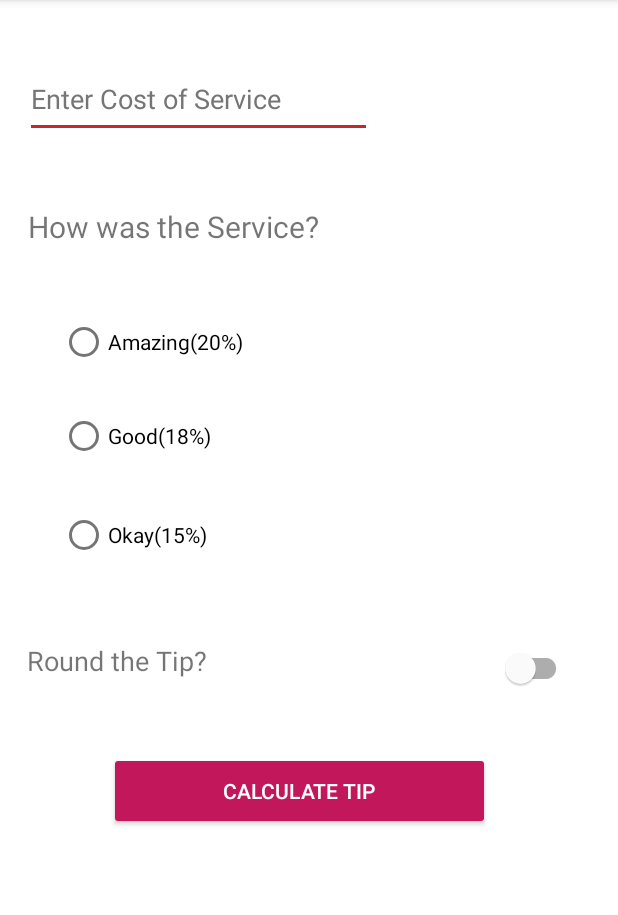
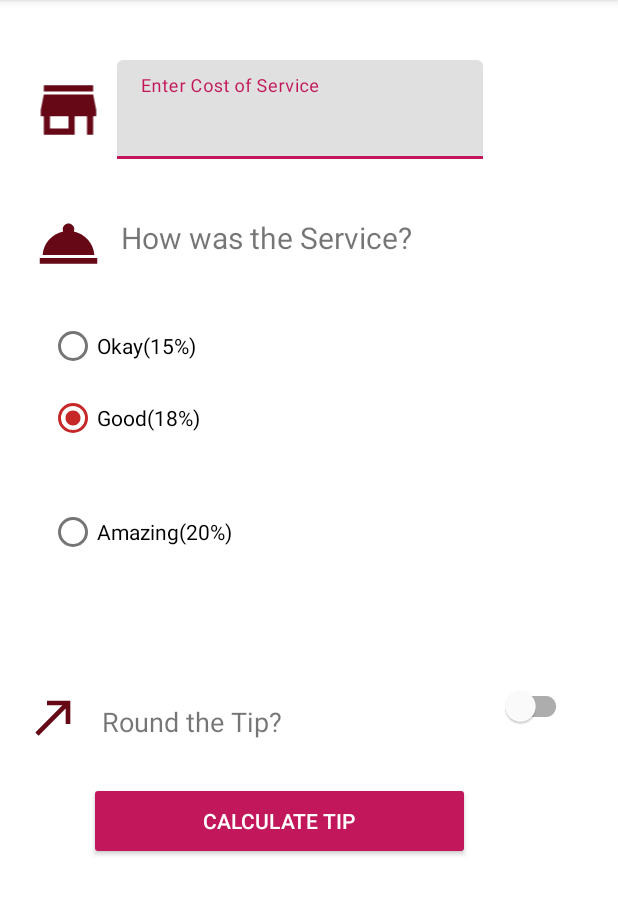
Before and after one commit to anurag-bit/GstXcalc, an Android app: the screen it shows after launch (MainActivity), on a phone screen of 412 x 824 dp, the part 84-999 px from its top. Run offline under Robolectric (Android 15) with nearby library versions, the phone set to English and light mode, and no system bars.

Commit message:
theme icon and more stuff

```diff
--- a/app/build.gradle
+++ b/app/build.gradle
@@ -12,7 +12,7 @@ android {
         targetSdk 32
         versionCode 1
         versionName "1.0"
-
+        vectorDrawables.useSupportLibrary = true
         testInstrumentationRunner "androidx.test.runner.AndroidJUnitRunner"
     }
 
@@ -39,6 +39,7 @@ dependencies {
     implementation 'androidx.core:core-ktx:1.8.0'
     implementation 'androidx.appcompat:appcompat:1.5.0'
     implementation 'com.google.android.material:material:1.6.1'
+    implementation 'com.google.android.material:material:<version>'
     implementation 'androidx.constraintlayout:constraintlayout:2.1.4'
     testImplementation 'junit:junit:4.13.2'
     androidTestImplementation 'androidx.test.ext:junit:1.1.3'
--- /dev/null
+++ b/app/src/main/res/drawable/ic_baseline_call_made_24.xml
@@ -0,0 +1,5 @@
+<vector android:height="24dp" android:tint="#670817"
+    android:viewportHeight="24" android:viewportWidth="24"
+    android:width="24dp" xmlns:android="http://schemas.android.com/apk/res/android">
+    <path android:fillColor="@android:color/white" android:pathData="M9,5v2h6.59L4,18.59 5.41,20 17,8.41V15h2V5z"/>
+</vector>
--- /dev/null
+++ b/app/src/main/res/drawable/ic_baseline_room_service_24.xml
@@ -0,0 +1,5 @@
+<vector android:height="24dp" android:tint="#670817"
+    android:viewportHeight="24" android:viewportWidth="24"
+    android:width="24dp" xmlns:android="http://schemas.android.com/apk/res/android">
+    <path android:fillColor="@android:color/white" android:pathData="M2,17h20v2L2,19zM13.84,7.79c0.1,-0.24 0.16,-0.51 0.16,-0.79 0,-1.1 -0.9,-2 -2,-2s-2,0.9 -2,2c0,0.28 0.06,0.55 0.16,0.79C6.25,8.6 3.27,11.93 3,16h18c-0.27,-4.07 -3.25,-7.4 -7.16,-8.21z"/>
+</vector>
--- /dev/null
+++ b/app/src/main/res/drawable/ic_baseline_store_24.xml
@@ -0,0 +1,5 @@
+<vector android:height="24dp" android:tint="#670817"
+    android:viewportHeight="24" android:viewportWidth="24"
+    android:width="24dp" xmlns:android="http://schemas.android.com/apk/res/android">
+    <path android:fillColor="@android:color/white" android:pathData="M20,4L4,4v2h16L20,4zM21,14v-2l-1,-5L4,7l-1,5v2h1v6h10v-6h4v6h2v-6h1zM12,18L6,18v-4h6v4z"/>
+</vector>
--- a/app/src/main/res/layout/activity_main.xml
+++ b/app/src/main/res/layout/activity_main.xml
@@ -3,14 +3,26 @@
     xmlns:app="http://schemas.android.com/apk/res-auto"
     xmlns:tools="http://schemas.android.com/tools"
     android:layout_width="match_parent"
+    android:layout_height="match_parent"
     android:padding="16dp"
-    android:layout_height="match_parent"
     tools:context=".MainActivity">
 
-    <EditText
+
+    <com.google.android.material.textfield.TextInputLayout
+        android:id="@+id/textField"
+        android:layout_width="244dp"
+        android:layout_height="66dp"
+        android:layout_marginTop="24dp"
+        android:hint="@string/none"
+        app:layout_constraintEnd_toEndOf="parent"
+        app:layout_constraintHorizontal_bias="0.455"
+        app:layout_constraintStart_toStartOf="parent"
+        app:layout_constraintTop_toTopOf="parent">
+
+        <com.google.android.material.textfield.TextInputEditText
             android:id="@+id/cost_of_service"
-        android:layout_width="231dp"
-        android:layout_height="51dp"
+            android:layout_width="match_parent"
+            android:layout_height="match_parent"
             android:autofillHints="none"
             android:hint="@string/cost_of_service"
             android:inputType="numberDecimal"
@@ -22,82 +34,76 @@
             app:layout_constraintTop_toTopOf="parent"
             app:layout_constraintVertical_bias="0.036" />
 
+    </com.google.android.material.textfield.TextInputLayout>
+
     <TextView
         android:id="@+id/service_quality"
-        android:layout_width="224dp"
-        android:layout_height="34dp"
+        android:layout_width="232dp"
+        android:layout_height="38dp"
         android:text="@string/how_was_the_service"
         android:textSize="20sp"
         app:layout_constraintBottom_toBottomOf="parent"
         app:layout_constraintEnd_toEndOf="parent"
-        app:layout_constraintHorizontal_bias="0.015"
+        app:layout_constraintHorizontal_bias="0.435"
         app:layout_constraintStart_toStartOf="parent"
         app:layout_constraintTop_toTopOf="parent"
-        app:layout_constraintVertical_bias="0.173" />
+        app:layout_constraintVertical_bias="0.184" />
 
     <RadioGroup
         android:id="@+id/radio_group_buttons"
-        android:layout_width="180dp"
-        android:layout_height="199dp"
-        android:orientation="vertical"
+        android:layout_width="291dp"
+        android:layout_height="180dp"
         android:checkedButton="@id/quality_choice_good"
         app:layout_constraintBottom_toBottomOf="parent"
         app:layout_constraintEnd_toEndOf="parent"
-        app:layout_constraintHorizontal_bias="0.025"
+        app:layout_constraintHorizontal_bias="0.008"
         app:layout_constraintStart_toStartOf="parent"
-        app:layout_constraintTop_toBottomOf="@+id/service_quality"
-        app:layout_constraintVertical_bias="0.057" />
+        app:layout_constraintTop_toTopOf="parent"
+        app:layout_constraintVertical_bias="0.343">
+
+        <RadioButton
+            android:id="@+id/quality_choice_okay"
+            android:layout_width="wrap_content"
+            android:layout_height="wrap_content"
+            android:layout_marginStart="16dp"
+            android:text="@string/okay"
+            app:layout_constraintBottom_toTopOf="parent"
+            app:layout_constraintStart_toStartOf="parent"
+            app:layout_constraintTop_toTopOf="parent" />
+
+        <RadioButton
+            android:id="@+id/quality_choice_good"
+            android:layout_width="wrap_content"
+            android:layout_height="wrap_content"
+            android:layout_marginStart="16dp"
+            android:layout_marginBottom="36dp"
+            android:text="@string/good"
+           />
 
         <RadioButton
             android:id="@+id/quality_choice_amazing"
             android:layout_width="wrap_content"
             android:layout_height="wrap_content"
-        android:layout_marginStart="24dp"
+            android:layout_marginStart="16dp"
+            android:layout_marginBottom="16dp"
+            android:minHeight="48dp"
             android:text="@string/amazing"
-        app:layout_constrainedHeight="true"
-        app:layout_constraintBaseline_toTopOf="@string/how_was_the_service"
             app:layout_constraintBottom_toBottomOf="parent"
-        app:layout_constraintStart_toStartOf="parent"
-        app:layout_constraintTop_toBottomOf="@+id/service_quality"
-        app:layout_constraintVertical_bias="0.061" />
+            app:layout_constraintStart_toStartOf="parent" />
+    </RadioGroup>
 
-    <RadioButton
-        android:id="@+id/quality_choice_good"
+    <com.google.android.material.switchmaterial.SwitchMaterial
+        android:id="@+id/approxi_switch"
         android:layout_width="wrap_content"
         android:layout_height="wrap_content"
-        android:layout_marginStart="24dp"
-        android:text="@string/good"
-        app:layout_constrainedHeight="true"
-        app:layout_constraintBaseline_toTopOf="@string/how_was_the_service"
-        app:layout_constraintBottom_toBottomOf="parent"
-        app:layout_constraintStart_toStartOf="parent"
-        app:layout_constraintTop_toBottomOf="@+id/service_quality"
-        app:layout_constraintVertical_bias="0.179" />
-
-    <RadioButton
-        android:id="@+id/quality_choice_okay"
-        android:layout_width="wrap_content"
-        android:layout_height="wrap_content"
-        android:layout_marginStart="24dp"
-        android:text="@string/okay"
-        app:layout_constrainedHeight="true"
-        app:layout_constraintBaseline_toTopOf="@string/how_was_the_service"
-        app:layout_constraintBottom_toBottomOf="parent"
-        app:layout_constraintStart_toStartOf="parent"
-        app:layout_constraintTop_toBottomOf="@+id/service_quality"
-        app:layout_constraintVertical_bias="0.303" />
-    <com.google.android.material.switchmaterial.SwitchMaterial
-        android:layout_width="wrap_content"
-        android:layout_height="wrap_content"
-        android:id="@+id/approxi_switch"
         android:minWidth="48dp"
         android:minHeight="48dp"
         app:layout_constraintBottom_toBottomOf="parent"
         app:layout_constraintEnd_toEndOf="parent"
-        app:layout_constraintHorizontal_bias="0.917"
+        app:layout_constraintHorizontal_bias="0.881"
         app:layout_constraintStart_toEndOf="@+id/round_off"
         app:layout_constraintTop_toTopOf="parent"
-        app:layout_constraintVertical_bias="0.589"/>
+        app:layout_constraintVertical_bias="0.626" />
 
     <TextView
         android:id="@+id/round_off"
@@ -107,10 +113,10 @@
         android:textSize="18sp"
         app:layout_constraintBottom_toBottomOf="parent"
         app:layout_constraintEnd_toEndOf="parent"
-        app:layout_constraintHorizontal_bias="0.009"
+        app:layout_constraintHorizontal_bias="0.229"
         app:layout_constraintStart_toStartOf="parent"
         app:layout_constraintTop_toBottomOf="@+id/radio_group_buttons"
-        app:layout_constraintVertical_bias="0.106" />
+        app:layout_constraintVertical_bias="0.241" />
 
     <androidx.appcompat.widget.AppCompatButton
         android:id="@+id/Calc_button"
@@ -121,16 +127,61 @@
         android:textColor="@color/primaryTextColor"
         app:layout_constraintBottom_toBottomOf="parent"
         app:layout_constraintEnd_toEndOf="parent"
-        app:layout_constraintHorizontal_bias="0.452"
+        app:layout_constraintHorizontal_bias="0.343"
         app:layout_constraintStart_toStartOf="parent"
         app:layout_constraintTop_toBottomOf="@+id/approxi_switch"
-        app:layout_constraintVertical_bias="0.14" />
+        app:layout_constraintVertical_bias="0.13" />
+
     <TextView
         android:id="@+id/tip_result"
         android:layout_width="wrap_content"
         android:layout_height="wrap_content"
+        android:layout_marginTop="48dp"
+        android:layout_marginEnd="140dp"
+        android:textSize="20sp"
+        android:textStyle="bold"
         app:layout_constraintEnd_toEndOf="parent"
         app:layout_constraintTop_toBottomOf="@id/Calc_button"
         tools:text="Tip Amount: $10" />
 
+    <ImageView
+        android:id="@+id/imageView"
+        android:layout_width="59dp"
+        android:layout_height="46dp"
+        android:contentDescription="@string/icon"
+        app:layout_constraintBottom_toBottomOf="parent"
+        app:layout_constraintEnd_toEndOf="parent"
+        app:layout_constraintHorizontal_bias="0.0"
+        app:layout_constraintStart_toStartOf="parent"
+        app:layout_constraintTop_toTopOf="parent"
+        app:layout_constraintVertical_bias="0.179"
+        app:srcCompat="@drawable/ic_baseline_room_service_24" />
+
+    <ImageView
+        android:id="@+id/imageView2"
+        android:contentDescription="@string/icon"
+        android:layout_width="58dp"
+        android:layout_height="49dp"
+        app:layout_constraintBottom_toBottomOf="parent"
+        app:layout_constraintEnd_toEndOf="parent"
+        app:layout_constraintHorizontal_bias="0.002"
+        app:layout_constraintStart_toStartOf="parent"
+        app:layout_constraintTop_toTopOf="parent"
+        app:layout_constraintVertical_bias="0.048"
+        app:srcCompat="@drawable/ic_baseline_store_24" />
+
+    <ImageView
+        android:id="@+id/imageView3"
+        android:contentDescription="@string/icon"
+        android:layout_width="37dp"
+        android:layout_height="37dp"
+        app:layout_constraintBottom_toBottomOf="parent"
+        app:layout_constraintEnd_toEndOf="parent"
+        app:layout_constraintEnd_toStartOf="@+id/round_off"
+        app:layout_constraintHorizontal_bias="0.074"
+        app:layout_constraintStart_toStartOf="parent"
+        app:layout_constraintTop_toBottomOf="@+id/imageView2"
+        app:layout_constraintVertical_bias="0.586"
+        app:srcCompat="@drawable/ic_baseline_call_made_24" />
+
 </androidx.constraintlayout.widget.ConstraintLayout>
--- a/app/src/main/res/values/strings.xml
+++ b/app/src/main/res/values/strings.xml
@@ -8,4 +8,6 @@
     <string name="Round_tip">Round the Tip?</string>
     <string name="calculate_tip">Calculate Tip</string>
     <string name="tip_amount">Tip Amount: %s</string>
+    <string name="none" />
+    <string name="icon">icon</string>
 </resources>
```
Also changed, not shown: 1 other file. Lines whose indentation alone changed are shown as unchanged.
